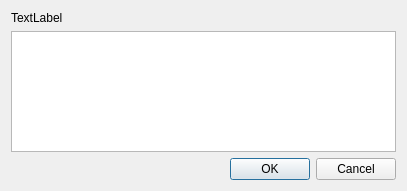
ghorwin/SIM-VICUS, file SIM-VICUS/src/SVDBDialogAddDependentElements.ui: the form before one commit.
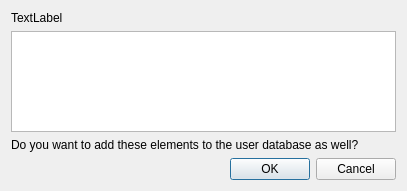
The form after the commit.

Commit message: bugfix, re-worked implementation, show dialog always if referenced elements shall be added to user db

Patch:
```diff
--- a/SIM-VICUS/src/SVDBDialogAddDependentElements.ui
+++ b/SIM-VICUS/src/SVDBDialogAddDependentElements.ui
@@ -24,6 +24,13 @@
    <item>
     <widget class="QListWidget" name="listWidget"/>
    </item>
+   <item>
+    <widget class="QLabel" name="labelTextQuestion">
+     <property name="text">
+      <string>Do you want to add these elements to the user database as well?</string>
+     </property>
+    </widget>
+   </item>
    <item>
     <widget class="QDialogButtonBox" name="buttonBox">
      <property name="orientation">
```
Left out of the diff: 2 changed lines with no effect on the pictures. The commit also changes 6 other files.
